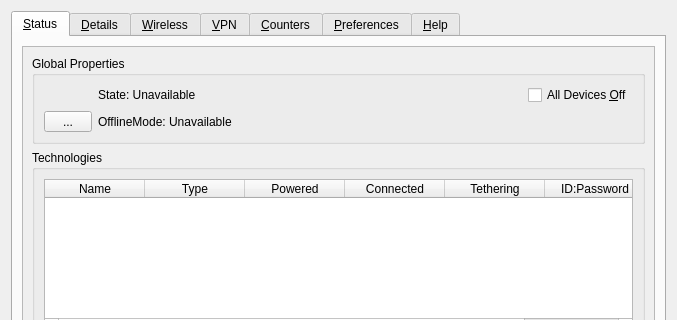
Old version of the form apps/cmstapp/code/control_box/ui/controlbox.ui in the repository andrew-bibb/cmst; both pictures show x 0 to 677 and y 0 to 320 of the 677 by 661 pixel window.
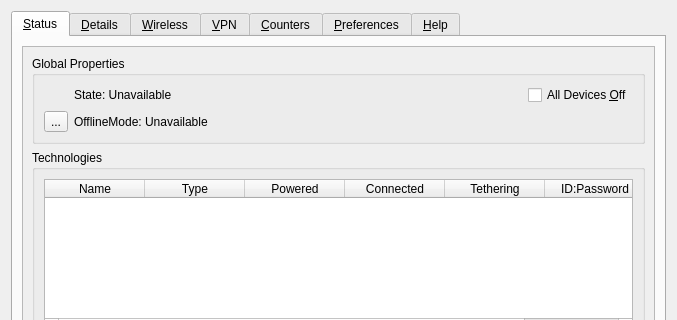
New version of the form.

Commit message: size of state label

```diff
--- a/apps/cmstapp/code/control_box/ui/controlbox.ui
+++ b/apps/cmstapp/code/control_box/ui/controlbox.ui
@@ -76,6 +76,12 @@
                <layout class="QGridLayout" name="gridLayout_18">
                 <item row="1" column="1">
                  <widget class="QLabel" name="label_offlinemode">
+                  <property name="sizePolicy">
+                   <sizepolicy hsizetype="Preferred" vsizetype="Preferred">
+                    <horstretch>1</horstretch>
+                    <verstretch>0</verstretch>
+                   </sizepolicy>
+                  </property>
                   <property name="whatsThis">
                    <string>&lt;html&gt;&lt;head/&gt;&lt;body&gt;&lt;p&gt;The global setting for switching all radios on or off. When offline mode is engaged all radios are powered down.&lt;/p&gt;&lt;p&gt;While in offline mode it is possible to turn individual devices back on. When leaving offline mode the individual policy of each device determines if the radio is turned back on or not.&lt;/p&gt;&lt;/body&gt;&lt;/html&gt;</string>
                   </property>
@@ -86,6 +92,12 @@
                 </item>
                 <item row="0" column="1">
                  <widget class="QLabel" name="label_state">
+                  <property name="sizePolicy">
+                   <sizepolicy hsizetype="Preferred" vsizetype="Preferred">
+                    <horstretch>1</horstretch>
+                    <verstretch>0</verstretch>
+                   </sizepolicy>
+                  </property>
                   <property name="whatsThis">
                    <string>&lt;html&gt;&lt;head/&gt;&lt;body&gt;&lt;p&gt;The global connection state of the system.  Possible values are &amp;quot;offline&amp;quot;, &amp;quot;idle&amp;quot;, &amp;quot;ready&amp;quot;, and &amp;quot;online&amp;quot;.  &lt;/p&gt;&lt;/body&gt;&lt;/html&gt;</string>
                   </property>
@@ -112,12 +124,6 @@
                     <verstretch>0</verstretch>
                    </sizepolicy>
                   </property>
-                  <property name="maximumSize">
-                   <size>
-                    <width>48</width>
-                    <height>48</height>
-                   </size>
-                  </property>
                   <property name="text">
                    <string/>
                   </property>
```
Left out of the diff: 24 changed lines with no effect on the pictures. The commit also changes 2 other files.
